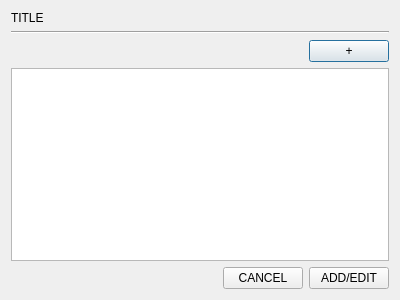
This is src/ui/dlgeditorvertices.ui in xavierliancw/CS1C-Class-Project as Qt 5 draws it before an edit. The edited form follows.
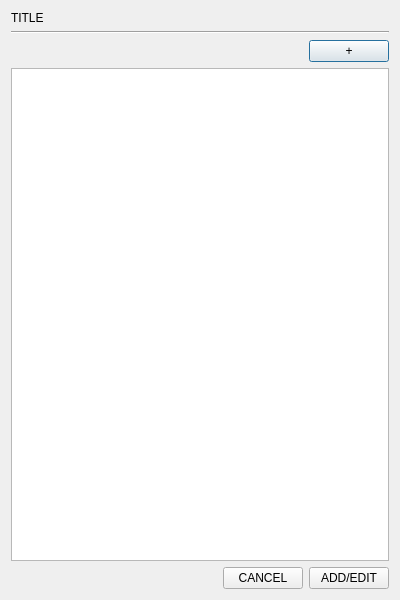
This is the edited form.

```diff
--- a/src/ui/dlgeditorvertices.ui
+++ b/src/ui/dlgeditorvertices.ui
@@ -7,7 +7,7 @@
     <x>0</x>
     <y>0</y>
     <width>400</width>
-    <height>300</height>
+    <height>600</height>
    </rect>
   </property>
   <property name="windowTitle">
```
